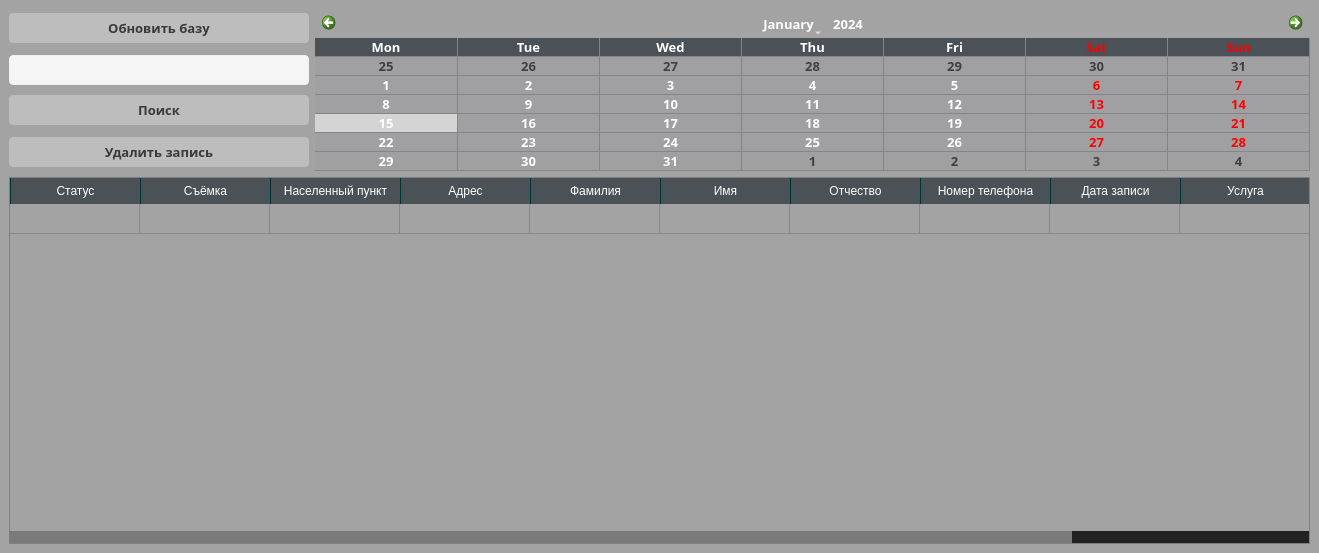
Above: ui/viewAllFormUi.ui from JavelinSx/kadastr before the change. Below: the same form after it.
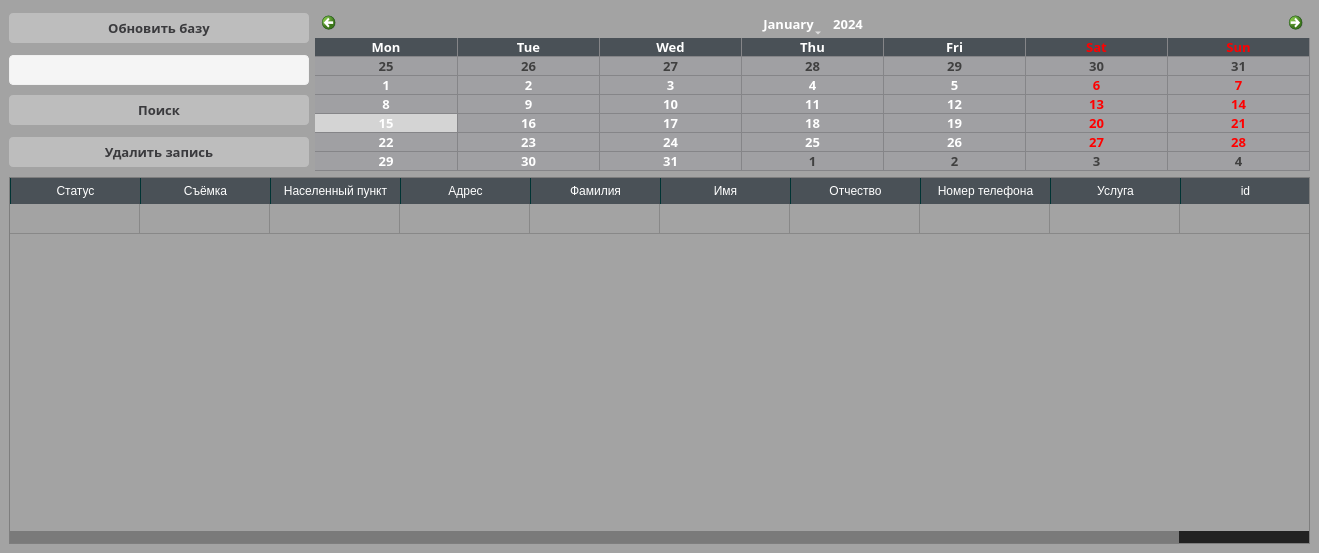
That is the form after the change. Icons and pictures are not drawn.

The edit to the form file:
```diff
--- a/ui/viewAllFormUi.ui
+++ b/ui/viewAllFormUi.ui
@@ -1099,11 +1099,6 @@
         <string>Номер телефона</string>
        </property>
       </column>
-      <column>
-       <property name="text">
-        <string>Дата записи</string>
-       </property>
-      </column>
       <column>
        <property name="text">
         <string>Услуга</string>
```
